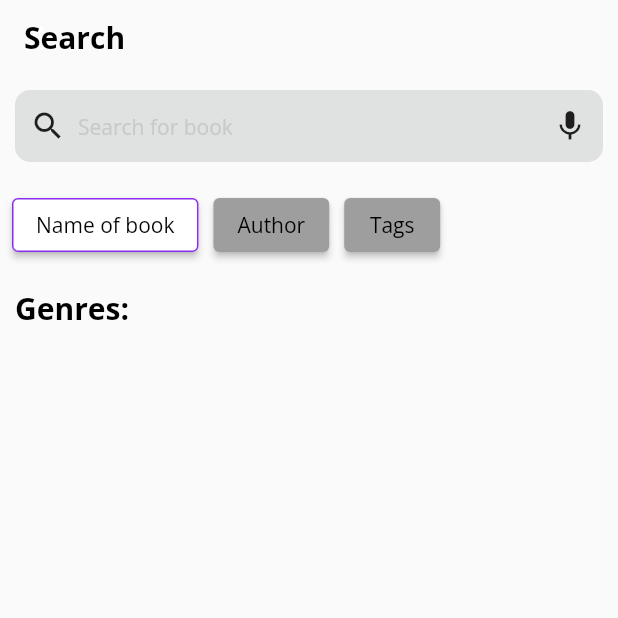
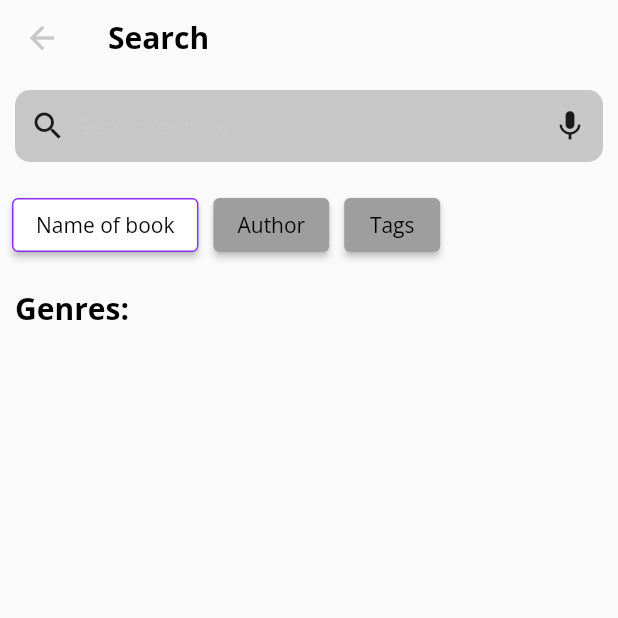
Before and after one commit to nhudang1511/e_book_app, a Flutter app: the SearchScreen screen opened by its route, on a phone screen of 412 x 824 dp, the top half of it. Run offline on Flutter 3.47's test engine with Material 2 defaults, Android fonts, the phone set to English and light mode, and no system bars; our stand-ins replace bloc, carousel_slider, cloud_firestore, equatable, firebase_core, flutter_bloc; accounts and stored records are empty.

Commit message:
update dark theme

```diff
--- a/lib/screen/book_detail/components/custom_tab_in_book.dart
+++ b/lib/screen/book_detail/components/custom_tab_in_book.dart
@@ -23,7 +23,8 @@ class CustomTabInBook extends StatelessWidget {
               labelColor: Colors.black,
               indicator: BoxDecoration(
                   borderRadius: BorderRadius.all(Radius.circular(5)),
-                  border: Border.all(color: Theme.of(context).colorScheme.primary)
+                  border: Border.all(color: Theme.of(context).colorScheme.primary),
+                color: Colors.white
               ),
               tabs: const [
                 Tab(
--- a/lib/screen/search/search_screen.dart
+++ b/lib/screen/search/search_screen.dart
@@ -1,5 +1,4 @@
 import 'package:e_book_app/model/models.dart';
-import 'package:e_book_app/widget/book_items/list_book_main.dart';
 import 'package:flutter/material.dart';
 import 'package:flutter_bloc/flutter_bloc.dart';
 import '../../blocs/blocs.dart';
@@ -63,7 +62,7 @@ class _SearchScreenState extends State<SearchScreen> {
   @override
   Widget build(BuildContext context) {
     return Scaffold(
-      appBar: CustomAppBar(title: 'Search'),
+      appBar: const CustomAppBar(title: 'Search'),
       body: Column(
         children: <Widget>[
           Padding(
@@ -71,24 +70,25 @@ class _SearchScreenState extends State<SearchScreen> {
             child: Container(
               decoration: BoxDecoration(
                   borderRadius: BorderRadius.circular(10.0),
-                  color: Color(0xFFDFE2E0)),
+                  color: const Color(0xFFC7C7C7)
+              ),
               child: Padding(
                 padding: const EdgeInsets.symmetric(horizontal: 10),
                 child: Row(
                   children: [
-                    Icon(Icons.search),
-                    SizedBox(width: 8.0),
+                    const Icon(Icons.search),
+                    const SizedBox(width: 8.0),
                     Expanded(
                       child: TextField(
                         onChanged: _onSearchTextChanged,
                         decoration: InputDecoration(
                           border: InputBorder.none,
                           hintText: 'Search for book',
-                          hintStyle: Theme.of(context).textTheme.titleLarge!.copyWith(color: Color(0xFFC9C9C9)),
+                          hintStyle: Theme.of(context).textTheme.titleLarge!.copyWith(color: const Color(0xFFC9C9C9)),
                         ),
                       ),
                     ),
-                    Icon(Icons.mic)
+                    const Icon(Icons.mic)
                   ],
                 ),
               ),
@@ -107,7 +107,7 @@ class _SearchScreenState extends State<SearchScreen> {
           BlocBuilder<BookBloc, BookState>(
             builder: (context, state) {
               if (state is BookLoading){
-                return CircularProgressIndicator();
+                return const CircularProgressIndicator();
               }
               if(state is BookLoaded){
                 List<Book> book = state.books;
@@ -124,17 +124,17 @@ class _SearchScreenState extends State<SearchScreen> {
                              itemBuilder: (context,index){
                                return BookCardMain(book: searchResults[index],);
                              }),
-                       ) :  ListCategoryInSearch(),
+                       ) :  const ListCategoryInSearch(),
                      );
                    }
                    else{
-                     return Text('Something went wrong');
+                     return const Text('Something went wrong');
                    }
                     },
                 );
               }
               else{
-                return Text('Something went wrong');
+                return const Text('Something went wrong');
               }},
           ),
         ],
@@ -144,7 +144,7 @@ class _SearchScreenState extends State<SearchScreen> {
 
   Widget _buildSearchOptionButton(String option) {
     return Container(
-      margin: EdgeInsets.only(right: 10),
+      margin: const EdgeInsets.only(right: 10),
       child: ElevatedButton(
         onPressed: () {
           setState(() {
@@ -156,7 +156,7 @@ class _SearchScreenState extends State<SearchScreen> {
           side: _selectedSearchOption == option ? BorderSide(
               width: 1,
               color: Theme.of(context).colorScheme.primary) : null),
-        child: Text(option, style: TextStyle(color: Colors.black),),
+        child: Text(option, style: const TextStyle(color: Colors.black),),
       ),
     );
   }
--- a/lib/widget/custom_appbar.dart
+++ b/lib/widget/custom_appbar.dart
@@ -13,9 +13,10 @@ class CustomAppBar extends StatelessWidget implements PreferredSizeWidget{
       backgroundColor: Theme.of(context).appBarTheme.backgroundColor,
       elevation: 0,
       title: Text( title,
-        style: Theme.of(context).textTheme.displayMedium!,
+        style: Theme.of(context).textTheme.displayMedium,
       ),
-      titleSpacing: -40,
+      iconTheme: IconThemeData(color: Theme.of(context).colorScheme.secondary),
+      //titleSpacing: -40,
       centerTitle: false,
     );
   }
```
